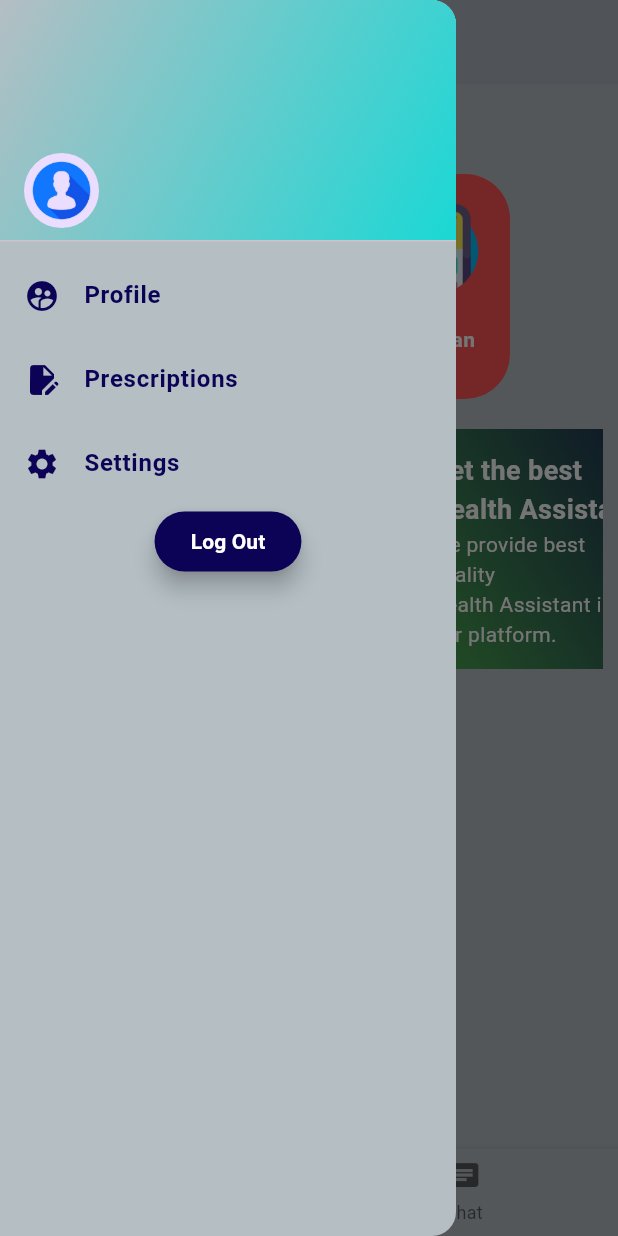
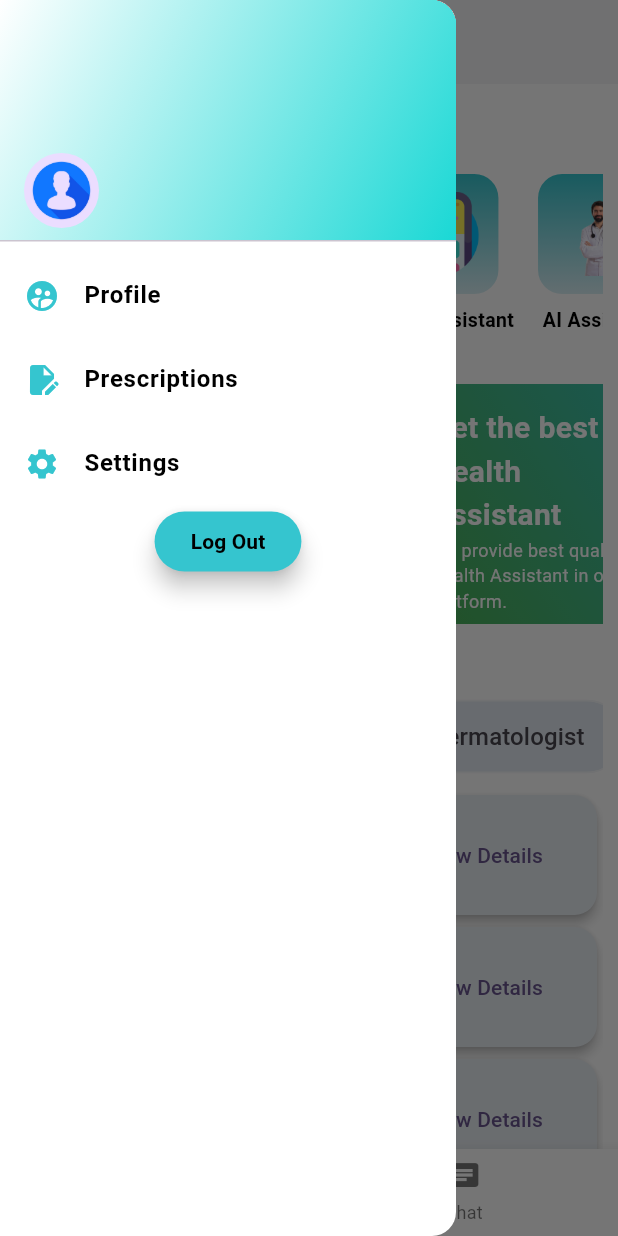
Before and after one commit to SubhajitRuiDas/MedWise, a Flutter app: the HomeScreen screen opened directly, with the side drawer open, on a phone screen of 412 x 824 dp. Run offline on Flutter 3.47's test engine with Material 3 defaults, Android fonts, the light colour scheme and no system bars; our stand-ins replace bloc, cloud_firestore, firebase_auth, firebase_core, flutter_bloc, google_sign_in; accounts and stored records are empty; generated files the repository leaves out were written again.

Commit message:
home screen almost done

```diff
--- a/lib/screens/home_screen.dart
+++ b/lib/screens/home_screen.dart
@@ -2,6 +2,7 @@ import 'package:cloud_firestore/cloud_firestore.dart';
 import 'package:firebase_auth/firebase_auth.dart';
 import 'package:flutter/material.dart';
 import 'package:med_tech_app/utils/colors_util.dart';
+import 'package:med_tech_app/utils/dr_data_list.dart';
 import 'package:med_tech_app/utils/user_details.dart';
 import 'package:med_tech_app/widget/display_card.dart';
 import 'package:med_tech_app/widget/main_side_drawer.dart';
@@ -17,6 +18,8 @@ class HomeScreen extends StatefulWidget{
 class _HomeScreenState extends State<HomeScreen> {
   int _selectedScreen = 0;
   String username ="";
+
+  String selectedFilter = "";
   fetchUserName() async{
     String uname = await getUserName();
     setState(() {
@@ -35,7 +38,7 @@ class _HomeScreenState extends State<HomeScreen> {
       appBar: AppBar(
         title: Text(
           "Hello!\n$username",
-          style: TextStyle(color: buttonColor, fontWeight: FontWeight.bold),
+          style: TextStyle(color: Colors.black, fontWeight: FontWeight.bold),
         ),
         backgroundColor: homeScreenBg,
         elevation: 2,
@@ -46,16 +49,21 @@ class _HomeScreenState extends State<HomeScreen> {
         scrollDirection: Axis.vertical,
         children: [
           Text("Services", textAlign: TextAlign.start,
-          style: TextStyle(fontWeight: FontWeight.bold, fontSize: 35, color: buttonColor),),
+          style: TextStyle(fontWeight: FontWeight.bold, fontSize: 35, color: bgColor2),),
           const SizedBox(height: 10,),
           SizedBox(
-            height: 150,
+            height: 120,
             child: ListView(
+              padding: EdgeInsets.symmetric(horizontal: 10),
               scrollDirection: Axis.horizontal,
               children: [
-                ServiceContainer(bgColor: Colors.lightBlueAccent, img: "assets/images/health-monitor.png", underlineTxt: "Health Checkup"),
-                ServiceContainer(bgColor: buttonColor, img: "assets/images/online-appointment.png", underlineTxt: "Dr. Appoinment"),
-                ServiceContainer(bgColor: Colors.redAccent.shade200, img: "assets/images/medical-app.png", underlineTxt: "Health Assistant"),
+                ServiceContainer(img: "assets/images/health-monitor.png", underlineTxt: "Health Checkup"),
+                SizedBox(width: 16,),
+                ServiceContainer(img: "assets/images/online-appointment.png", underlineTxt: "Dr. Appoinment"),
+                SizedBox(width: 16,),
+                ServiceContainer(img: "assets/images/medical-app.png", underlineTxt: "Health Assistant"),
+                SizedBox(width: 16,),
+                ServiceContainer(img: "assets/images/doctor-with-his-arms-crossed-white-background.png", underlineTxt: "AI Assistant"),
               ],
             ),
           ),
@@ -70,6 +78,71 @@ class _HomeScreenState extends State<HomeScreen> {
               ],
             ),
           ),
+          Text("Categories", textAlign: TextAlign.start,
+          style: TextStyle(fontWeight: FontWeight.bold, fontSize: 35, color: bgColor2),),
+          SizedBox(
+              height: 50,
+              child: ListView.builder(
+                scrollDirection: Axis.horizontal,
+                itemCount: doctors_specialization_category.length,
+                itemBuilder: (context, index) {
+                  final filter = doctors_specialization_category[index];
+                  return Padding(
+                    padding: const EdgeInsets.symmetric(horizontal: 8),
+                    child: GestureDetector(
+                      onTap: () {
+                        setState(() {
+                          selectedFilter = filter;
+                        });
+                      },
+                      child: Chip(
+                        label: Text(filter),
+                        labelStyle: const TextStyle(
+                          fontSize: 16,
+                        ),
+                        backgroundColor: selectedFilter == filter ? buttonColor2
+                        : const Color.fromARGB(255, 227, 234, 241),
+                        side: const BorderSide(
+                          color: Color.fromRGBO(245, 247, 249, 1),
+                        ),
+                        padding: const EdgeInsets.symmetric(horizontal: 17, vertical: 12),
+                        shape: RoundedRectangleBorder(
+                          borderRadius: BorderRadius.circular(30),
+                        ),
+                      ),
+                    ),
+                  );
+                },
+              ),
+            ),
+            const SizedBox(height: 10,),
+            SizedBox(
+              height: 400,
+              child: ListView.builder(
+                scrollDirection: Axis.vertical,
+                itemCount: doctors_list_data.length,
+                itemBuilder: (context, index) {
+                  final doctor = doctors_list_data[index];
+                  return Card(
+                    elevation: 3,
+                    color: Color.fromARGB(255, 232, 237, 242),
+                    shape: RoundedRectangleBorder(
+                      borderRadius: BorderRadius.circular(15),
+                    ),
+                    child: ListTile(
+                      leading: CircleAvatar(
+                        backgroundImage: AssetImage("assets/images/doctor-with-his-arms-crossed-white-background.png"),
+                      ),
+                      title: Text(doctor["doctorName"]),
+                      subtitle: Text("${doctor["doctorSpecialization"]}\n⭐${doctor["doctorRatings"]}"),
+                      trailing: TextButton(
+                        onPressed: (){},
+                        child: Text("View Details"),
+                      ),
+                    ),
+                  );
+                }),
+            ),
         ],
       ),
       bottomNavigationBar: BottomNavigationBar(
@@ -78,7 +151,7 @@ class _HomeScreenState extends State<HomeScreen> {
             _selectedScreen = value;
           });
         },
-        selectedItemColor: buttonColor,
+        selectedItemColor: bgColor2,
         currentIndex: _selectedScreen,
         items: [
           BottomNavigationBarItem(icon: Icon(Icons.home), label: "Home"),
--- a/lib/utils/colors_util.dart
+++ b/lib/utils/colors_util.dart
@@ -2,4 +2,8 @@ import 'package:flutter/material.dart';
 
 var buttonColor = Color.fromARGB(255, 12, 2, 86);
 var bgColor = Color.fromARGB(255, 26, 216, 213);
-var homeScreenBg = const Color.fromARGB(255, 180, 190, 195);
+// var homeScreenBg = const Color(0xFFEDEDF1);
+var homeScreenBg = Colors.white;
+
+var buttonColor2 = Color(0xFF81c9f3);
+var bgColor2 = Color(0xFF35c5cf);
--- /dev/null
+++ b/lib/utils/dr_data_list.dart
@@ -0,0 +1,152 @@
+final List<String> doctors_specialization_category = ["All", "Cardiologist", "Dermatologist", "Pediatrician", "Neurologist", "General Physician"];
+final List<Map<String, dynamic>> doctors_list_data = [
+  // Cardiologists
+  {
+    "doctorImage": "https://example.com/images/dr_smith.jpg",
+    "doctorRatings": 4.8,
+    "doctorName": "Dr. John Smith",
+    "doctorSpecialization": "Cardiologist",
+    "doctorFees": 1200,
+  },
+  {
+    "doctorImage": "https://example.com/images/dr_fernandez.jpg",
+    "doctorRatings": 4.7,
+    "doctorName": "Dr. Carlos Fernandez",
+    "doctorSpecialization": "Cardiologist",
+    "doctorFees": 1300,
+  },
+  {
+    "doctorImage": "https://example.com/images/dr_rao.jpg",
+    "doctorRatings": 4.5,
+    "doctorName": "Dr. Ravi Rao",
+    "doctorSpecialization": "Cardiologist",
+    "doctorFees": 1250,
+  },
+  {
+    "doctorImage": "https://example.com/images/dr_jackson.jpg",
+    "doctorRatings": 4.6,
+    "doctorName": "Dr. Linda Jackson",
+    "doctorSpecialization": "Cardiologist",
+    "doctorFees": 1280,
+  },
+
+  // Dermatologists
+  {
+    "doctorImage": "https://example.com/images/dr_patel.jpg",
+    "doctorRatings": 4.5,
+    "doctorName": "Dr. Anjali Patel",
+    "doctorSpecialization": "Dermatologist",
+    "doctorFees": 800,
+  },
+  {
+    "doctorImage": "https://example.com/images/dr_sharma.jpg",
+    "doctorRatings": 4.4,
+    "doctorName": "Dr. Neha Sharma",
+    "doctorSpecialization": "Dermatologist",
+    "doctorFees": 1000,
+  },
+  {
+    "doctorImage": "https://example.com/images/dr_bose.jpg",
+    "doctorRatings": 4.5,
+    "doctorName": "Dr. Sneha Bose",
+    "doctorSpecialization": "Dermatologist",
+    "doctorFees": 1150,
+  },
+  {
+    "doctorImage": "https://example.com/images/dr_cooper.jpg",
+    "doctorRatings": 4.6,
+    "doctorName": "Dr. Alice Cooper",
+    "doctorSpecialization": "Dermatologist",
+    "doctorFees": 950,
+  },
+
+  // Pediatricians
+  {
+    "doctorImage": "https://example.com/images/dr_lee.jpg",
+    "doctorRatings": 4.6,
+    "doctorName": "Dr. Grace Lee",
+    "doctorSpecialization": "Pediatrician",
+    "doctorFees": 950,
+  },
+  {
+    "doctorImage": "https://example.com/images/dr_singh.jpg",
+    "doctorRatings": 4.6,
+    "doctorName": "Dr. Priya Singh",
+    "doctorSpecialization": "Pediatrician",
+    "doctorFees": 980,
+  },
+  {
+    "doctorImage": "https://example.com/images/dr_morris.jpg",
+    "doctorRatings": 4.4,
+    "doctorName": "Dr. Rebecca Morris",
+    "doctorSpecialization": "Pediatrician",
+    "doctorFees": 990,
+  },
+  {
+    "doctorImage": "https://example.com/images/dr_kapoor.jpg",
+    "doctorRatings": 4.7,
+    "doctorName": "Dr. Rahul Kapoor",
+    "doctorSpecialization": "Pediatrician",
+    "doctorFees": 970,
+  },
+
+  // Neurologists
+  {
+    "doctorImage": "https://example.com/images/dr_khan.jpg",
+    "doctorRatings": 4.9,
+    "doctorName": "Dr. Aamir Khan",
+    "doctorSpecialization": "Neurologist",
+    "doctorFees": 1500,
+  },
+  {
+    "doctorImage": "https://example.com/images/dr_tanaka.jpg",
+    "doctorRatings": 4.7,
+    "doctorName": "Dr. Yuto Tanaka",
+    "doctorSpecialization": "Neurologist",
+    "doctorFees": 1350,
+  },
+  {
+    "doctorImage": "https://example.com/images/dr_omar.jpg",
+    "doctorRatings": 4.7,
+    "doctorName": "Dr. Omar Al-Mansoori",
+    "doctorSpecialization": "Neurologist",
+    "doctorFees": 1600,
+  },
+  {
+    "doctorImage": "https://example.com/images/dr_kim.jpg",
+    "doctorRatings": 4.8,
+    "doctorName": "Dr. Min-Jae Kim",
+    "doctorSpecialization": "Neurologist",
+    "doctorFees": 1400,
+  },
+
+  // General Physicians
+  {
+    "doctorImage": "https://example.com/images/dr_wilson.jpg",
+    "doctorRatings": 4.6,
+    "doctorName": "Dr. Emily Wilson",
+    "doctorSpecialization": "General Physician",
+    "doctorFees": 600,
+  },
+  {
+    "doctorImage": "https://example.com/images/dr_clark.jpg",
+    "doctorRatings": 4.3,
+    "doctorName": "Dr. Susan Clark",
+    "doctorSpecialization": "General Physician",
+    "doctorFees": 880,
+  },
+  {
+    "doctorImage": "https://example.com/images/dr_brown.jpg",
+    "doctorRatings": 4.2,
+    "doctorName": "Dr. Michael Brown",
+    "doctorSpecialization": "General Physician",
+    "doctorFees": 700,
+  },
+  {
+    "doctorImage": "https://example.com/images/dr_evans.jpg",
+    "doctorRatings": 4.4,
+    "doctorName": "Dr. Thomas Evans",
+    "doctorSpecialization": "General Physician",
+    "doctorFees": 750,
+  },
+];
--- a/lib/widget/display_card.dart
+++ b/lib/widget/display_card.dart
@@ -16,7 +16,7 @@ class DisplayCard extends StatelessWidget {
         gradient: LinearGradient(
           colors: [
             cardColor,
-            buttonColor
+            bgColor2
           ],
           begin: Alignment.bottomLeft,
           end: Alignment.topRight,
@@ -37,14 +37,14 @@ class DisplayCard extends StatelessWidget {
                   style: TextStyle(
                     fontWeight: FontWeight.bold,
                     color: Colors.white,
-                    fontSize: 18,
+                    fontSize: 20,
                   ),
                 ),
                 Text(
                   "We provide best quality\n$cardText in our platform.",
                   style: TextStyle(
                     color: Colors.white,
-                    fontSize: 14,
+                    fontSize: 12,
                   ),
                 ),
               ],
--- a/lib/widget/main_side_drawer.dart
+++ b/lib/widget/main_side_drawer.dart
@@ -34,27 +34,27 @@ class MainSideDrawer extends StatelessWidget {
                   : AssetImage("assets/images/blue-circle-with-white-user.png") as ImageProvider,
                 ),
                 const SizedBox(width: 10,),
-                Text(_userEmail, style: Theme.of(context).textTheme.titleMedium!.copyWith(color: buttonColor, fontSize: 18),),
+                Text(_userEmail, style: Theme.of(context).textTheme.titleMedium!.copyWith(color: Colors.black, fontSize: 18),),
               ],
             ),
           ),
           ListTile(
-            leading: Icon(Icons.supervised_user_circle_sharp, color: buttonColor,),
-            title: Text("Profile", style: TextStyle(fontWeight: FontWeight.bold, color: buttonColor),),
+            leading: Icon(Icons.supervised_user_circle_sharp, color: bgColor2,),
+            title: Text("Profile", style: TextStyle(fontWeight: FontWeight.bold, color: Colors.black),),
             onTap: () {
 
             },
           ),
           ListTile(
-            leading: Icon(Icons.edit_document, color: buttonColor,),
-            title: Text("Prescriptions", style: TextStyle(fontWeight: FontWeight.bold, color: buttonColor),),
+            leading: Icon(Icons.edit_document, color: bgColor2,),
+            title: Text("Prescriptions", style: TextStyle(fontWeight: FontWeight.bold, color: Colors.black),),
             onTap: () {
 
             },
           ),
           ListTile(
-            leading: Icon(Icons.settings, color: buttonColor,),
-            title: Text("Settings", style: TextStyle(fontWeight: FontWeight.bold, color: buttonColor),),
+            leading: Icon(Icons.settings, color: bgColor2,),
+            title: Text("Settings", style: TextStyle(fontWeight: FontWeight.bold, color: Colors.black),),
             onTap: () {
 
             },
@@ -62,12 +62,12 @@ class MainSideDrawer extends StatelessWidget {
           ElevatedButton(
               onPressed: (){},
               style: ElevatedButton.styleFrom(
-                backgroundColor: buttonColor,
+                backgroundColor: bgColor2,
                 elevation: 6,
               ),
               child: Text(
                 "Log Out",
-                style: TextStyle(color: Colors.white, fontWeight: FontWeight.bold),
+                style: TextStyle(color: Colors.black, fontWeight: FontWeight.bold),
               ),
             ),
 
--- a/lib/widget/service_container.dart
+++ b/lib/widget/service_container.dart
@@ -1,29 +1,50 @@
 import 'package:flutter/material.dart';
+import 'package:med_tech_app/utils/colors_util.dart';
 
 class ServiceContainer extends StatelessWidget {
-  final Color bgColor;
   final String img;
   final String underlineTxt;
-  const ServiceContainer({super.key, required this.bgColor, required this.img, required this.underlineTxt});
+
+  const ServiceContainer({
+    super.key,
+    required this.img,
+    required this.underlineTxt,
+  });
 
   @override
   Widget build(BuildContext context) {
-    return Container(
-      padding: EdgeInsets.all(20),
-      width: 100,
-      decoration: BoxDecoration(
-        color: bgColor,
-        borderRadius: BorderRadius.circular(30),
-      ),
-      margin: EdgeInsets.only(right: 15),
-      child: Center(
-        child: Column(
-          children: [
-            Image.asset(img, fit: BoxFit.contain,),
-            Text(underlineTxt, style: TextStyle(color: Colors.white, fontWeight: FontWeight.bold),),
-          ],
+    return Column(
+      mainAxisSize: MainAxisSize.min,
+      children: [
+        Container(
+          width: 80,
+          height: 80,
+          decoration: BoxDecoration(
+            gradient: LinearGradient(
+              colors: [bgColor2, const Color(0xFFD8EFF5)],
+              begin: Alignment.topCenter,
+              end: Alignment.bottomCenter,
+            ),
+            color: buttonColor,
+            borderRadius: BorderRadius.circular(16),
+          ),
+          padding: const EdgeInsets.all(12),
+          child: Image.asset(
+            img,
+            fit: BoxFit.contain,
+          ),
         ),
-      ),
+        const SizedBox(height: 8),
+        Text(
+          underlineTxt,
+          style: TextStyle(
+            color: Colors.black,
+            fontWeight: FontWeight.w600,
+            fontSize: 13,
+          ),
+          textAlign: TextAlign.center,
+        ),
+      ],
     );
   }
 }
```
Also changed, not shown: 4 other files.
